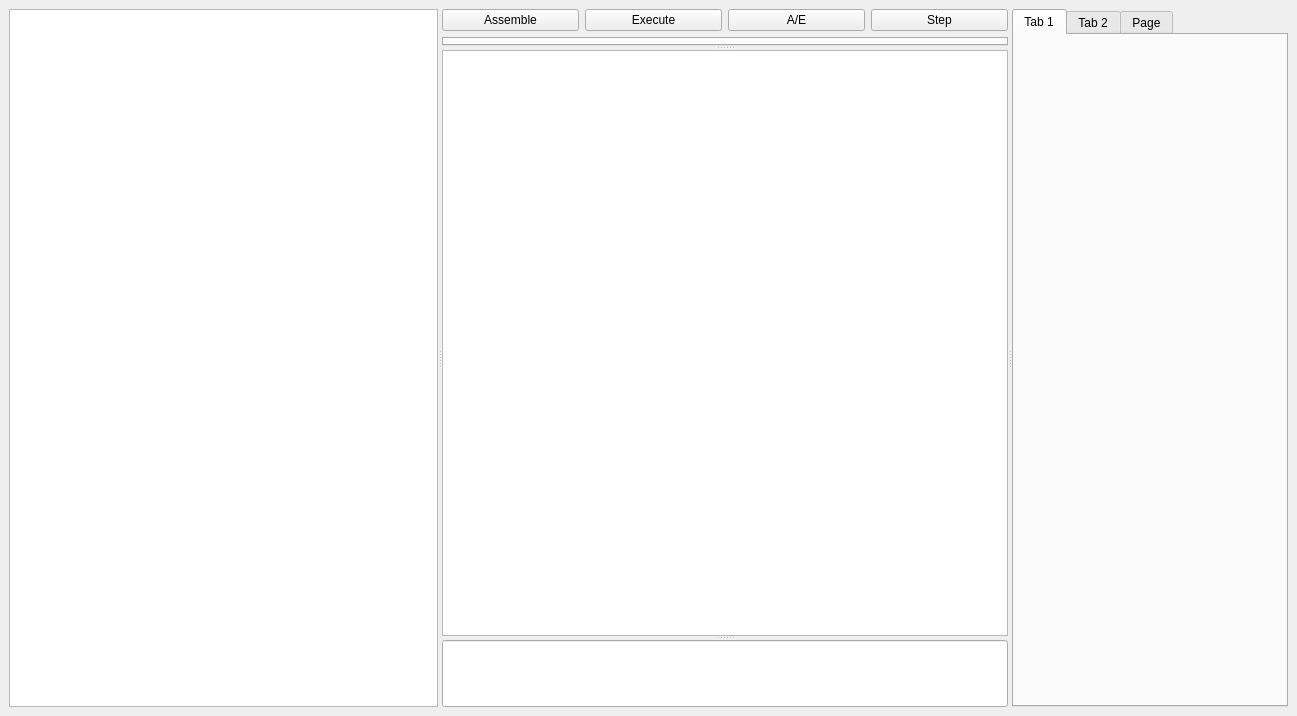
The window that ui/mainwindow.ui (godinhojoao/ProjetoPS) describes before a commit, drawn with Qt 5.
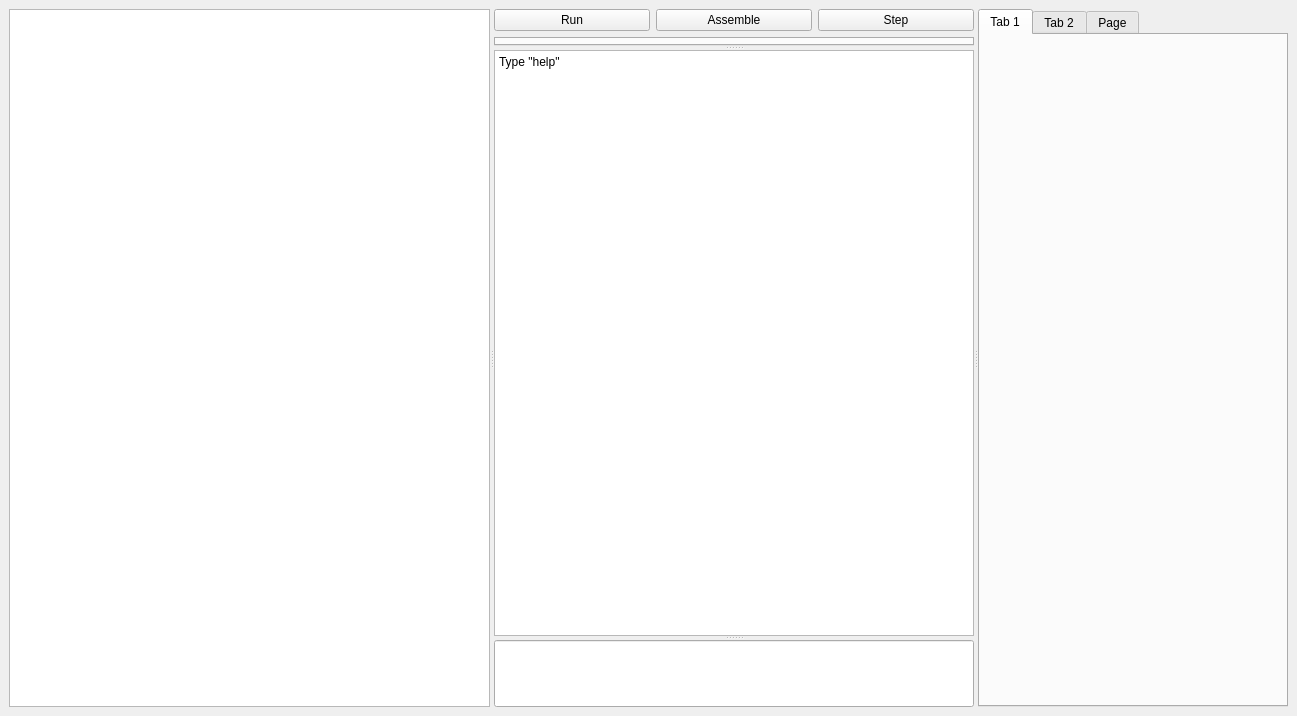
The same window after the commit.

Commit message: feat: console ui (most commands)

Diff of the .ui file:
```diff
--- a/ui/mainwindow.ui
+++ b/ui/mainwindow.ui
@@ -25,6 +25,13 @@
        <layout class="QVBoxLayout" name="verticalLayout">
         <item>
          <layout class="QHBoxLayout" name="horizontalLayout">
+          <item>
+           <widget class="QPushButton" name="btnRun">
+            <property name="text">
+             <string>Run</string>
+            </property>
+           </widget>
+          </item>
           <item>
            <widget class="QPushButton" name="btnAssemble">
             <property name="text">
@@ -32,20 +39,6 @@
             </property>
            </widget>
           </item>
-          <item>
-           <widget class="QPushButton" name="btnExecute">
-            <property name="text">
-             <string>Execute</string>
-            </property>
-           </widget>
-          </item>
-          <item>
-           <widget class="QPushButton" name="btnAssembleExec">
-            <property name="text">
-             <string>A/E</string>
-            </property>
-           </widget>
-          </item>
           <item>
            <widget class="QPushButton" name="btnStep">
             <property name="text">
@@ -69,6 +62,9 @@
            <property name="readOnly">
             <bool>true</bool>
            </property>
+           <property name="plainText">
+            <string>Type &quot;help&quot;</string>
+           </property>
           </widget>
           <widget class="QLineEdit" name="commandInput"/>
          </widget>
```
The commit also changes 6 other files.
